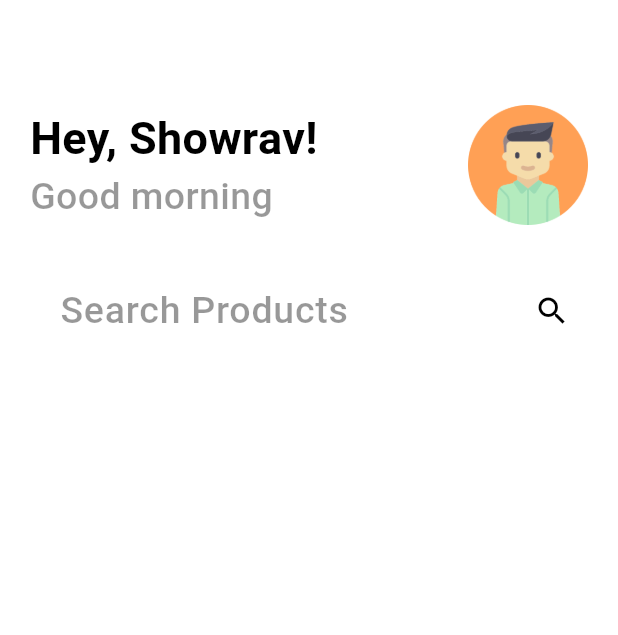
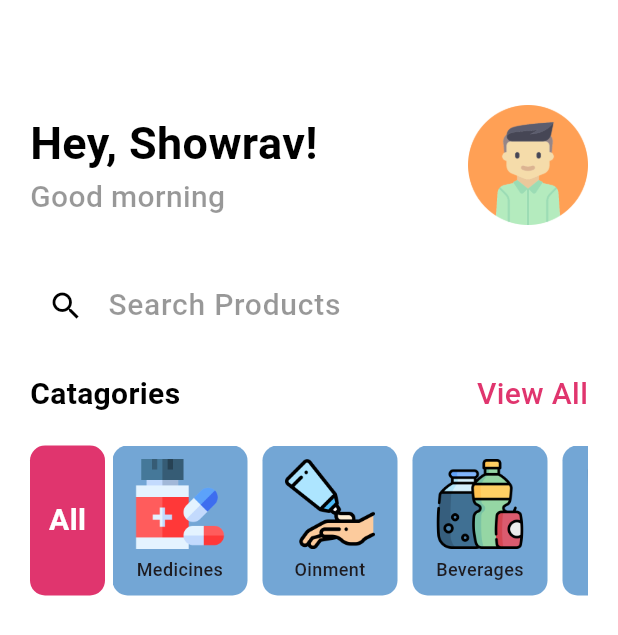
Before and after one commit to Showrav-Dhar/EDU_MEDIX_APP, a Flutter app: the screen it shows after launch, on a phone screen of 412 x 824 dp. Shown: the top 635 px of the screen. Run offline on Flutter 3.47's test engine with Material 3 defaults, Android fonts, the phone set to English and light mode, and no system bars.

Commit message:
Catagories Nav Bar Done

```diff
--- a/lib/pages/home.dart
+++ b/lib/pages/home.dart
@@ -35,6 +35,26 @@ class _HomeState extends State<Home> {
       // print("Time greeting updated: $timeGreeting"); // Debug print
     });
   }
+
+  List catagories = [
+    "images/catagory/medicine.png",
+    "images/catagory/Oinment.png",
+    "images/catagory/Beverages.png",
+    "images/catagory/Toiletries.png",
+    "images/catagory/Medical_Equipment.png",
+  ];
+
+  List<Map<String, String>> categories = [
+    {"image": "images/catagory/medicine.png", "name": "Medicines"},
+    {"image": "images/catagory/Oinment.png", "name": "Oinment"},
+    {"image": "images/catagory/Beverages.png", "name": "Beverages"},
+    {"image": "images/catagory/Toiletries.png", "name": "Toiletries"},
+    {
+      "image": "images/catagory/Medical_Equipment.png",
+      "name": "Medical Equipment"
+    },
+    // Add more categories as needed
+  ];
 
   @override
   Widget build(BuildContext context) {
@@ -84,23 +104,128 @@ class _HomeState extends State<Home> {
               height: 30.0,
             ),
             Container(
-                padding: EdgeInsets.only(left: 20.0),
                 decoration: BoxDecoration(
                     color: Colors.white,
                     borderRadius: BorderRadius.circular(10)),
                 width: MediaQuery.of(context).size.width,
                 child: TextField(
                   decoration: InputDecoration(
-                      border: InputBorder.none,
-                      hintText: "Search Products",
-                      hintStyle: AppWidget.lightTextFieldStyle(),
-                      suffixIcon:Icon(Icons.search, color:Colors.black),
-                      ),
-                )
-                )
+                    border: InputBorder.none,
+                    hintText: "Search Products",
+                    hintStyle: AppWidget.lightTextFieldStyle(),
+                    prefixIcon: Icon(Icons.search, color: Colors.black),
+                  ),
+                )),
+            SizedBox(
+              height: 20.0,
+            ),
+            Row(
+              mainAxisAlignment: MainAxisAlignment.spaceBetween,
+              children: [
+                Text("Catagories", style: AppWidget.semiboldTextFieldStyle()),
+                Text(
+                  "View All",
+                  style: TextStyle(
+                      color: Color.fromARGB(255, 224, 53, 110),
+                      fontSize: 20.0,
+                      fontWeight: FontWeight.w500),
+                ),
+              ],
+            ),
+            SizedBox(
+              height: 20.0,
+            ),
+            Row(
+              children: [
+                Container( // All button
+                  height: 100,
+                  margin: EdgeInsets.only(right: 5),
+                  decoration: BoxDecoration(
+                    color: Color.fromARGB(255, 224, 53, 110),
+                    borderRadius: BorderRadius.circular(10),
+
+                  ),
+                  // height: 90,
+                  width: 50,
+                  // child: Image.asset(
+                  //   image,
+                  //   fit: BoxFit.contain, // Ensure the image fits
+                  // ),
+                  child: Center(
+                      child: Text(
+                    "All",
+                    style: TextStyle(
+                        color: Colors.white,
+                        fontSize: 20.0,
+                        fontWeight: FontWeight.bold),
+                  )),
+                ),
+                Expanded(
+                  child: Container(
+                    height: 100,
+                    child: ListView.builder(
+                      padding: EdgeInsets.zero,
+                      itemCount: catagories.length,
+                      shrinkWrap: true,
+                      scrollDirection: Axis.horizontal,
+                      itemBuilder: (context, index) {
+                        print("Building category tile for index $index");
+                        return CatagoryTile(
+                          image: categories[index]['image']!,
+                          name: categories[index]['name']!,
+                        );
+                      },
+                    ),
+                  ),
+                ),
+              ],
+            ) // show the catagory of products
           ],
         ),
       ),
     );
   }
 }
+
+class CatagoryTile extends StatelessWidget {
+  final String image;
+  final String name;
+
+  CatagoryTile({required this.image, required this.name});
+
+  @override
+  Widget build(BuildContext context) {
+    return Container(
+      margin: EdgeInsets.only(right: 10),
+      decoration: BoxDecoration(
+        color: Color.fromARGB(255, 115, 166, 213),
+        borderRadius: BorderRadius.circular(10),
+      ),
+      // height: 90,
+      width: 90,
+      // child: Image.asset(
+      //   image,
+      //   fit: BoxFit.contain, // Ensure the image fits
+      // ),
+      child: Column(
+        mainAxisAlignment: MainAxisAlignment.center,
+        children: [
+          Image.asset(
+            image,
+            height: 60,
+            width: 60,
+            fit: BoxFit.contain,
+          ),
+          SizedBox(height: 5),
+          Text(
+            name,
+            style: TextStyle(fontSize: 12, fontWeight: FontWeight.w500),
+            textAlign: TextAlign.center,
+            maxLines: 2,
+            overflow: TextOverflow.ellipsis,
+          ),
+        ],
+      ),
+    );
+  }
+}
--- a/lib/widget/support_widget.dart
+++ b/lib/widget/support_widget.dart
@@ -8,6 +8,13 @@ class AppWidget {
 
   static TextStyle lightTextFieldStyle() {
     return TextStyle(
-        color: Color.fromARGB(103, 0, 0, 0) , fontSize: 25, fontWeight: FontWeight.w500);
+        color: Color.fromARGB(103, 0, 0, 0),
+        fontSize: 20,
+        fontWeight: FontWeight.w500);
+  }
+
+  static TextStyle semiboldTextFieldStyle() {
+    return TextStyle(
+        color: Colors.black, fontSize: 20.0, fontWeight: FontWeight.bold);
   }
 }
--- a/pubspec.yaml
+++ b/pubspec.yaml
@@ -61,6 +61,7 @@ flutter:
   # To add assets to your application, add an assets section, like this:
   assets:
     - images/
+    - images/catagory/
   #   - images/a_dot_ham.jpeg
 
   # An image asset can refer to one or more resolution-specific "variants", see
```
Also changed, not shown: images/catagory/Beverages.png (added), images/catagory/Medical_Equipment.png (added), images/catagory/Oinment.png (added), images/catagory/Toiletries.png (added), images/catagory/medicine.png (added).
